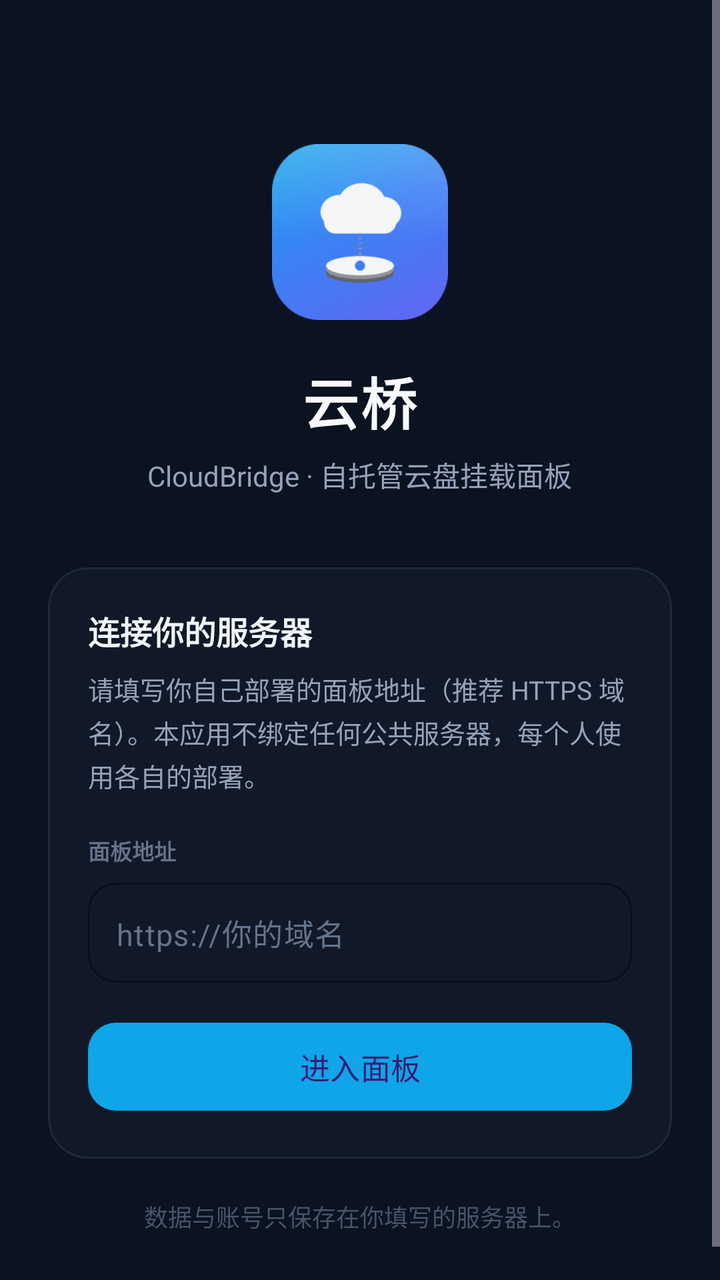
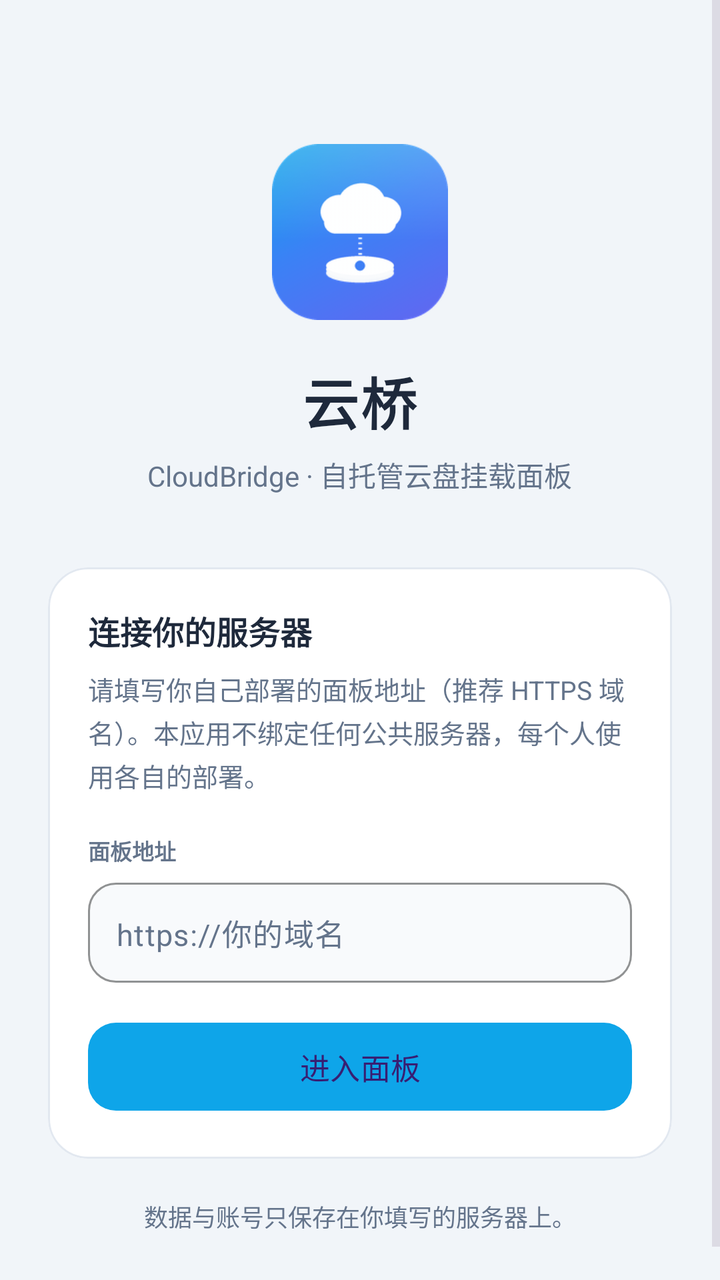

Two renders of the same Android screen: before a commit and after it. Below are the layout's source before the change and the commit's diff.
<!-- AndroidManifest.xml: activity theme Theme.CloudBridge.Splash -->
<!-- res/layout/activity_main.xml -->
<?xml version="1.0" encoding="utf-8"?>
<FrameLayout xmlns:android="http://schemas.android.com/apk/res/android"
    xmlns:app="http://schemas.android.com/apk/res-auto"
    android:id="@+id/root"
    android:layout_width="match_parent"
    android:layout_height="match_parent"
    android:background="#0B1220"
    android:fitsSystemWindows="false">

    
    <androidx.swiperefreshlayout.widget.SwipeRefreshLayout
        android:id="@+id/swipe"
        android:layout_width="match_parent"
        android:layout_height="match_parent"
        android:visibility="gone">

        <WebView
            android:id="@+id/webview"
            android:layout_width="match_parent"
            android:layout_height="match_parent"
            android:background="#0B1220" />
    </androidx.swiperefreshlayout.widget.SwipeRefreshLayout>

    
    <LinearLayout
        android:id="@+id/loading"
        android:layout_width="match_parent"
        android:layout_height="match_parent"
        android:background="#0B1220"
        android:gravity="center"
        android:orientation="vertical"
        android:visibility="gone">

        <ProgressBar
            android:layout_width="40dp"
            android:layout_height="40dp"
            android:indeterminate="true"
            android:indeterminateTint="#38BDF8" />

        <TextView
            android:id="@+id/loadingText"
            android:layout_width="wrap_content"
            android:layout_height="wrap_content"
            android:layout_marginTop="14dp"
            android:text="@string/loading"
            android:textColor="#94A3B8"
            android:textSize="14sp" />
    </LinearLayout>

    
    <ProgressBar
        android:id="@+id/progress"
        style="?android:attr/progressBarStyleHorizontal"
        android:layout_width="match_parent"
        android:layout_height="3dp"
        android:layout_gravity="top"
        android:max="100"
        android:progress="0"
        android:progressTint="#38BDF8"
        android:progressBackgroundTint="#1E293B"
        android:visibility="gone" />

    
    <com.google.android.material.floatingactionbutton.FloatingActionButton
        android:id="@+id/fabMenu"
        android:layout_width="wrap_content"
        android:layout_height="wrap_content"
        android:layout_gravity="bottom|end"
        android:layout_margin="18dp"
        android:contentDescription="@string/menu_settings"
        android:visibility="gone"
        app:backgroundTint="#1E293B"
        app:borderWidth="0dp"
        app:elevation="6dp"
        app:fabSize="mini"
        app:srcCompat="@android:drawable/ic_menu_manage"
        app:tint="#E2E8F0" />

    
    <ScrollView
        android:id="@+id/setup"
        android:layout_width="match_parent"
        android:layout_height="match_parent"
        android:fillViewport="true"
        android:visibility="visible">

        <LinearLayout
            android:layout_width="match_parent"
            android:layout_height="wrap_content"
            android:gravity="center_horizontal"
            android:orientation="vertical"
            android:paddingHorizontal="24dp"
            android:paddingTop="72dp"
            android:paddingBottom="40dp">

            <ImageView
                android:layout_width="88dp"
                android:layout_height="88dp"
                android:contentDescription="@string/app_name"
                android:elevation="8dp"
                android:src="@drawable/ic_launcher" />

            <TextView
                android:layout_width="wrap_content"
                android:layout_height="wrap_content"
                android:layout_marginTop="20dp"
                android:letterSpacing="0.04"
                android:text="@string/brand_title"
                android:textColor="#F8FAFC"
                android:textSize="28sp"
                android:textStyle="bold" />

            <TextView
                android:layout_width="wrap_content"
                android:layout_height="wrap_content"
                android:layout_marginTop="6dp"
                android:text="@string/brand_subtitle"
                android:textColor="#94A3B8"
                android:textSize="14sp" />

            <com.google.android.material.card.MaterialCardView
                android:layout_width="match_parent"
                android:layout_height="wrap_content"
                android:layout_marginTop="36dp"
                app:cardBackgroundColor="#111827"
                app:cardCornerRadius="20dp"
                app:cardElevation="0dp"
                app:strokeColor="#1E293B"
                app:strokeWidth="1dp">

                <LinearLayout
                    android:layout_width="match_parent"
                    android:layout_height="wrap_content"
                    android:orientation="vertical"
                    android:padding="20dp">

                    <TextView
                        android:layout_width="match_parent"
                        android:layout_height="wrap_content"
                        android:text="@string/setup_heading"
                        android:textColor="#F1F5F9"
                        android:textSize="16sp"
                        android:textStyle="bold" />

                    <TextView
                        android:layout_width="match_parent"
                        android:layout_height="wrap_content"
                        android:layout_marginTop="8dp"
                        android:lineSpacingExtra="3dp"
                        android:text="@string/setup_desc"
                        android:textColor="#94A3B8"
                        android:textSize="13sp" />

                    <TextView
                        android:layout_width="match_parent"
                        android:layout_height="wrap_content"
                        android:layout_marginTop="20dp"
                        android:text="@string/server_url_title"
                        android:textAllCaps="true"
                        android:textColor="#64748B"
                        android:textSize="11sp"
                        android:textStyle="bold" />

                    <com.google.android.material.textfield.TextInputLayout
                        android:layout_width="match_parent"
                        android:layout_height="wrap_content"
                        android:layout_marginTop="8dp"
                        app:boxBackgroundMode="outline"
                        app:boxCornerRadiusBottomEnd="14dp"
                        app:boxCornerRadiusBottomStart="14dp"
                        app:boxCornerRadiusTopEnd="14dp"
                        app:boxCornerRadiusTopStart="14dp"
                        app:boxStrokeColor="#334155"
                        app:hintEnabled="false">

                        <com.google.android.material.textfield.TextInputEditText
                            android:id="@+id/serverUrl"
                            android:layout_width="match_parent"
                            android:layout_height="wrap_content"
                            android:hint="@string/server_url_hint"
                            android:inputType="textUri"
                            android:padding="14dp"
                            android:textColor="#F8FAFC"
                            android:textColorHint="#64748B"
                            android:textSize="15sp" />
                    </com.google.android.material.textfield.TextInputLayout>

                    <com.google.android.material.button.MaterialButton
                        android:id="@+id/saveBtn"
                        android:layout_width="match_parent"
                        android:layout_height="52dp"
                        android:layout_marginTop="16dp"
                        android:text="@string/save_and_open"
                        android:textAllCaps="false"
                        android:textSize="15sp"
                        app:backgroundTint="#0EA5E9"
                        app:cornerRadius="14dp" />

                    <com.google.android.material.button.MaterialButton
                        android:id="@+id/cancelSetupBtn"
                        style="@style/Widget.Material3.Button.TextButton"
                        android:layout_width="match_parent"
                        android:layout_height="wrap_content"
                        android:layout_marginTop="4dp"
                        android:text="@string/cancel_setup"
                        android:textAllCaps="false"
                        android:textColor="#64748B"
                        android:visibility="gone" />
                </LinearLayout>
            </com.google.android.material.card.MaterialCardView>

            <TextView
                android:layout_width="match_parent"
                android:layout_height="wrap_content"
                android:layout_marginTop="20dp"
                android:gravity="center"
                android:lineSpacingExtra="4dp"
                android:text="@string/setup_footer"
                android:textColor="#475569"
                android:textSize="12sp" />
        </LinearLayout>
    </ScrollView>
</FrameLayout>
<!-- resources referenced by this layout -->
<resources>
  <!-- drawable ic_launcher: png bitmap (drawable, 16747 bytes) -->
  <string name="app_name">云桥</string>
  <string name="brand_subtitle">CloudBridge · 自托管云盘挂载面板</string>
  <string name="brand_title">云桥</string>
  <string name="cancel_setup">返回</string>
  <string name="loading">正在加载面板…</string>
  <string name="menu_settings">设置</string>
  <string name="save_and_open">进入面板</string>
  <string name="server_url_hint">https://你的域名</string>
  <string name="server_url_title">面板地址</string>
  <string name="setup_desc">请填写你自己部署的面板地址（推荐 HTTPS 域名）。本应用不绑定任何公共服务器，每个人使用各自的部署。</string>
  <string name="setup_footer">数据与账号只保存在你填写的服务器上。</string>
  <string name="setup_heading">连接你的服务器</string>
  <style name="Theme.CloudBridge.Splash" parent="Theme.Material3.Dark.NoActionBar">
          <item name="android:windowBackground">#0B1220</item>
          <item name="android:statusBarColor">#0B1220</item>
          <item name="android:navigationBarColor">#0B1220</item>
          <item name="android:windowLightStatusBar">false</item>
      </style>
</resources>

<!-- the commit's change to res/layout/activity_main.xml (unified diff, before → after) -->
@@ -4,10 +4,9 @@
     android:id="@+id/root"
     android:layout_width="match_parent"
     android:layout_height="match_parent"
-    android:background="#0B1220"
+    android:background="@color/gdm_window_bg"
     android:fitsSystemWindows="false">
 
-    
     <androidx.swiperefreshlayout.widget.SwipeRefreshLayout
         android:id="@+id/swipe"
         android:layout_width="match_parent"
@@ -18,15 +17,14 @@
             android:id="@+id/webview"
             android:layout_width="match_parent"
             android:layout_height="match_parent"
-            android:background="#0B1220" />
+            android:background="@color/gdm_window_bg" />
     </androidx.swiperefreshlayout.widget.SwipeRefreshLayout>
 
-    
     <LinearLayout
         android:id="@+id/loading"
         android:layout_width="match_parent"
         android:layout_height="match_parent"
-        android:background="#0B1220"
+        android:background="@color/gdm_window_bg"
         android:gravity="center"
         android:orientation="vertical"
         android:visibility="gone">
@@ -35,7 +33,7 @@
             android:layout_width="40dp"
             android:layout_height="40dp"
             android:indeterminate="true"
-            android:indeterminateTint="#38BDF8" />
+            android:indeterminateTint="@color/gdm_progress" />
 
         <TextView
             android:id="@+id/loadingText"
@@ -43,11 +41,10 @@
             android:layout_height="wrap_content"
             android:layout_marginTop="14dp"
             android:text="@string/loading"
-            android:textColor="#94A3B8"
+            android:textColor="@color/gdm_muted"
             android:textSize="14sp" />
     </LinearLayout>
 
-    
     <ProgressBar
         android:id="@+id/progress"
         style="?android:attr/progressBarStyleHorizontal"
@@ -56,11 +53,10 @@
         android:layout_gravity="top"
         android:max="100"
         android:progress="0"
-        android:progressTint="#38BDF8"
-        android:progressBackgroundTint="#1E293B"
+        android:progressBackgroundTint="@color/gdm_card_stroke"
+        android:progressTint="@color/gdm_progress"
         android:visibility="gone" />
 
-    
     <com.google.android.material.floatingactionbutton.FloatingActionButton
         android:id="@+id/fabMenu"
         android:layout_width="wrap_content"
@@ -69,18 +65,18 @@
         android:layout_margin="18dp"
         android:contentDescription="@string/menu_settings"
         android:visibility="gone"
-        app:backgroundTint="#1E293B"
+        app:backgroundTint="@color/gdm_fab"
         app:borderWidth="0dp"
         app:elevation="6dp"
         app:fabSize="mini"
         app:srcCompat="@android:drawable/ic_menu_manage"
-        app:tint="#E2E8F0" />
-
-    
+        app:tint="@color/gdm_fab_icon" />
+
     <ScrollView
         android:id="@+id/setup"
         android:layout_width="match_parent"
         android:layout_height="match_parent"
+        android:background="@color/gdm_window_bg"
         android:fillViewport="true"
         android:visibility="visible">
 
@@ -106,7 +102,7 @@
                 android:layout_marginTop="20dp"
                 android:letterSpacing="0.04"
                 android:text="@string/brand_title"
-                android:textColor="#F8FAFC"
+                android:textColor="@color/gdm_text"
                 android:textSize="28sp"
                 android:textStyle="bold" />
 
@@ -115,17 +111,17 @@
                 android:layout_height="wrap_content"
                 android:layout_marginTop="6dp"
                 android:text="@string/brand_subtitle"
-                android:textColor="#94A3B8"
+                android:textColor="@color/gdm_muted"
                 android:textSize="14sp" />
 
             <com.google.android.material.card.MaterialCardView
                 android:layout_width="match_parent"
                 android:layout_height="wrap_content"
                 android:layout_marginTop="36dp"
-                app:cardBackgroundColor="#111827"
+                app:cardBackgroundColor="@color/gdm_card"
                 app:cardCornerRadius="20dp"
                 app:cardElevation="0dp"
-                app:strokeColor="#1E293B"
+                app:strokeColor="@color/gdm_card_stroke"
                 app:strokeWidth="1dp">
 
                 <LinearLayout
@@ -138,7 +134,7 @@
                         android:layout_width="match_parent"
                         android:layout_height="wrap_content"
                         android:text="@string/setup_heading"
-                        android:textColor="#F1F5F9"
+                        android:textColor="@color/gdm_text"
                         android:textSize="16sp"
                         android:textStyle="bold" />
 
@@ -148,7 +144,7 @@
                         android:layout_marginTop="8dp"
                         android:lineSpacingExtra="3dp"
                         android:text="@string/setup_desc"
-                        android:textColor="#94A3B8"
+                        android:textColor="@color/gdm_muted"
                         android:textSize="13sp" />
 
                     <TextView
@@ -157,7 +153,7 @@
                         android:layout_marginTop="20dp"
                         android:text="@string/server_url_title"
                         android:textAllCaps="true"
-                        android:textColor="#64748B"
+                        android:textColor="@color/gdm_muted"
                         android:textSize="11sp"
                         android:textStyle="bold" />
 
@@ -165,12 +161,13 @@
                         android:layout_width="match_parent"
                         android:layout_height="wrap_content"
                         android:layout_marginTop="8dp"
+                        app:boxBackgroundColor="@color/gdm_input_bg"
                         app:boxBackgroundMode="outline"
                         app:boxCornerRadiusBottomEnd="14dp"
                         app:boxCornerRadiusBottomStart="14dp"
                         app:boxCornerRadiusTopEnd="14dp"
                         app:boxCornerRadiusTopStart="14dp"
-                        app:boxStrokeColor="#334155"
+                        app:boxStrokeColor="@color/gdm_card_stroke"
                         app:hintEnabled="false">
 
                         <com.google.android.material.textfield.TextInputEditText
@@ -180,8 +177,8 @@
                             android:hint="@string/server_url_hint"
                             android:inputType="textUri"
                             android:padding="14dp"
-                            android:textColor="#F8FAFC"
-                            android:textColorHint="#64748B"
+                            android:textColor="@color/gdm_text"
+                            android:textColorHint="@color/gdm_muted"
                             android:textSize="15sp" />
                     </com.google.android.material.textfield.TextInputLayout>
 
@@ -204,7 +201,7 @@
                         android:layout_marginTop="4dp"
                         android:text="@string/cancel_setup"
                         android:textAllCaps="false"
-                        android:textColor="#64748B"
+                        android:textColor="@color/gdm_muted"
                         android:visibility="gone" />
                 </LinearLayout>
             </com.google.android.material.card.MaterialCardView>
@@ -216,7 +213,7 @@
                 android:gravity="center"
                 android:lineSpacingExtra="4dp"
                 android:text="@string/setup_footer"
-                android:textColor="#475569"
+                android:textColor="@color/gdm_muted"
                 android:textSize="12sp" />
         </LinearLayout>
     </ScrollView>
<!-- resource entries referenced after the edit -->
@@ -1,5 +1,14 @@
 <!-- resources referenced by this layout -->
 <resources>
+  <color name="gdm_card">#FFFFFF</color>
+  <color name="gdm_card_stroke">#E2E8F0</color>
+  <color name="gdm_fab">#E2E8F0</color>
+  <color name="gdm_fab_icon">#334155</color>
+  <color name="gdm_input_bg">#F8FAFC</color>
+  <color name="gdm_muted">#64748B</color>
+  <color name="gdm_progress">#0EA5E9</color>
+  <color name="gdm_text">#1E293B</color>
+  <color name="gdm_window_bg">#F1F5F9</color>
   <!-- drawable ic_launcher: png bitmap (drawable, 16747 bytes) -->
   <string name="app_name">云桥</string>
   <string name="brand_subtitle">CloudBridge · 自托管云盘挂载面板</string>
